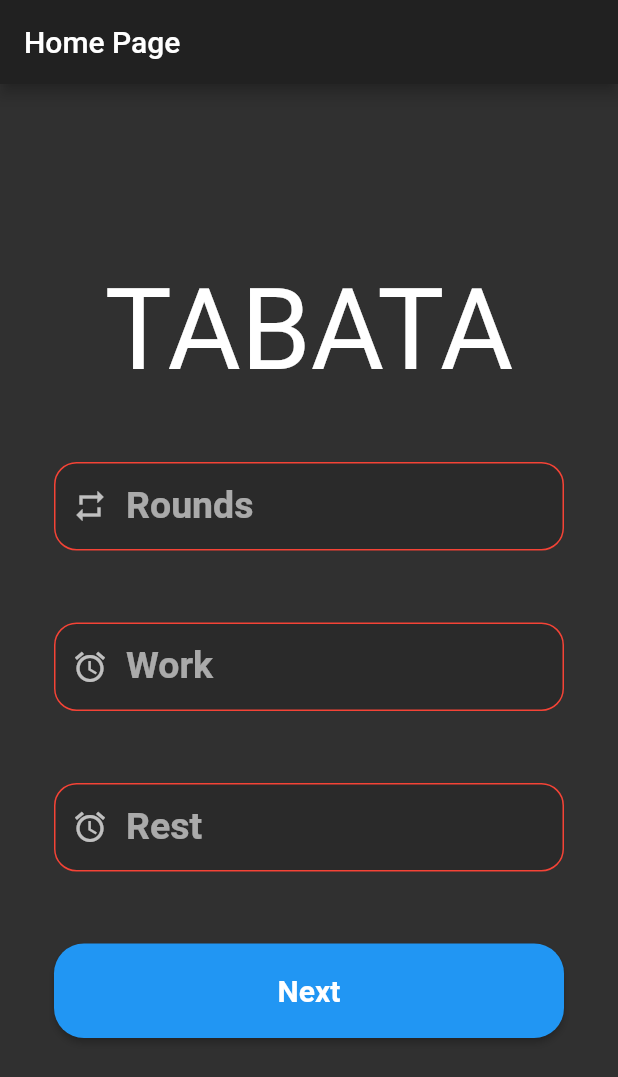
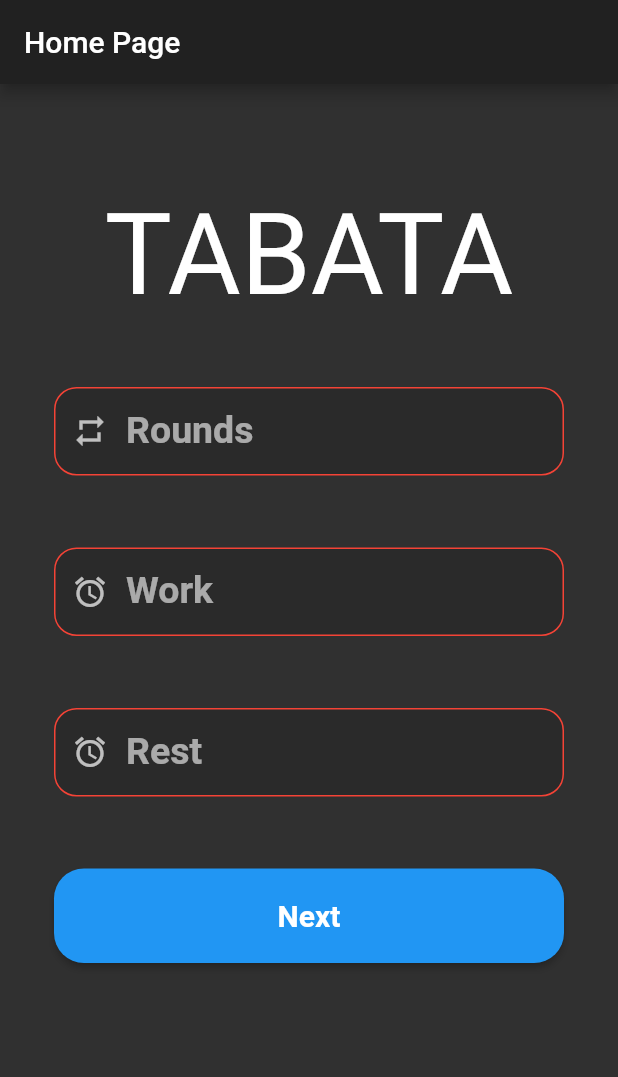
Before and after one commit to mwmw7/flutter_app, a Flutter app: the screen it shows after launch, on a phone screen of 412 x 824 dp. Shown: the top 1077 px of the screen. Run offline on Flutter 3.47's test engine with Material 2 defaults, Android fonts, the phone set to English and light mode, and no system bars; our stand-ins replace numberpicker.

Commit message:
Fix overflow pixel error Fix top padding

```diff
--- a/lib/main.dart
+++ b/lib/main.dart
@@ -40,9 +40,9 @@ class _MyHomePageState extends State<MyHomePage> {
         appBar: new AppBar(
           title: new Text("Home Page"),
         ),
-        body: SafeArea(
+        body: SingleChildScrollView(
             child: Padding(
-              padding: const EdgeInsets.fromLTRB(0.0, 100.0, 0.0, 0.0),
+              padding: const EdgeInsets.fromLTRB(0.0, 50.0, 0.0, 0.0),
               child: new Form(
                   key: formkey,
                   child: new Column(
@@ -284,11 +284,11 @@ class _NextPageState extends State<NextPage> with TickerProviderStateMixin {
                           crossAxisAlignment: CrossAxisAlignment.center,
                           children: <Widget>[
                             Text(
-                              "${round_int} rounds",
+                              "${round_int} / ${widget.round} rounds",
                               style: themeData.textTheme.subhead,
                             ),
                             Text(
-                                "${widget.value}s workout / ${widget.rest} s rest"),
+                                "${widget.value}s workout / ${widget.rest}s rest"),
 //                            NumberPicker.integer(
 //                              initialValue: sec,
 //                              minValue: 0,
@@ -476,7 +476,7 @@ class TimerPainter extends CustomPainter {
   void paint(Canvas canvas, Size size) {
     Paint paint = Paint()
       ..color = backgroundColor
-      ..strokeWidth = 5.0
+      ..strokeWidth = 10.0
       ..strokeCap = StrokeCap.round
       ..style = PaintingStyle.stroke;
 
```
